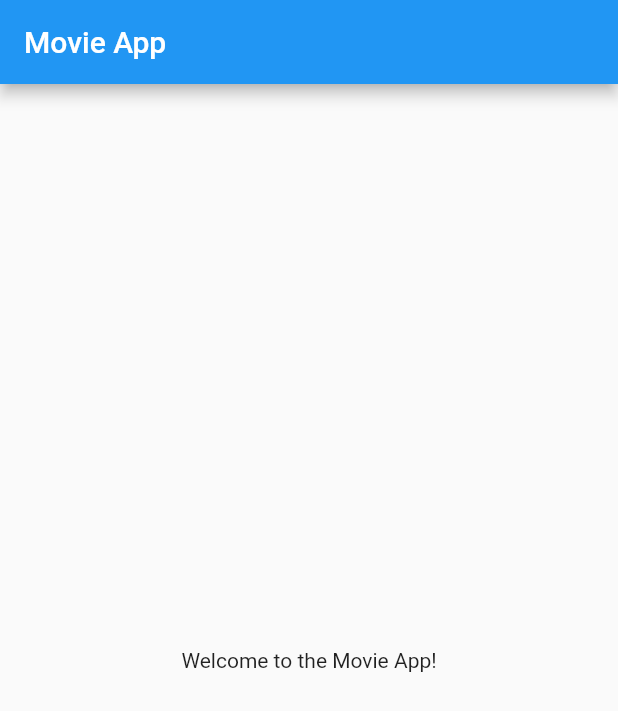
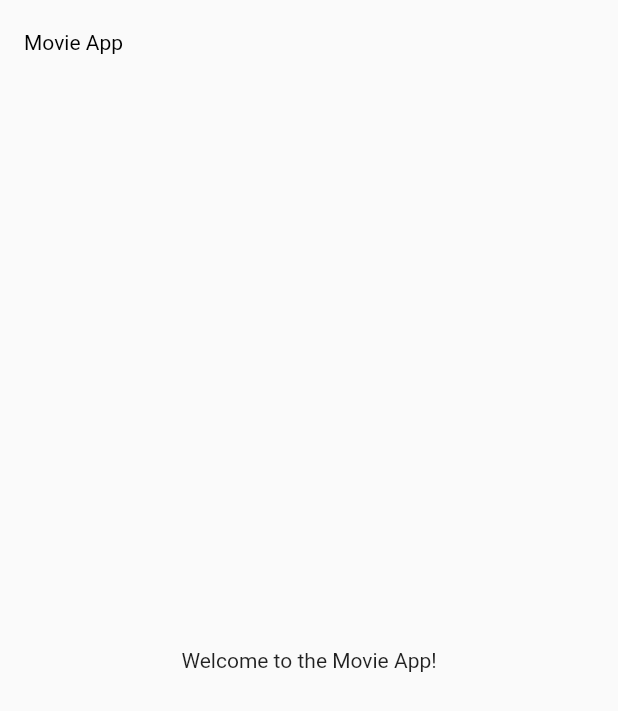
Before and after one commit to balajiprabhu-github/Movie-Master, a Flutter app: the screen it shows after launch, on a phone screen of 412 x 824 dp. Shown: the top 711 px of the screen. Run offline on Flutter 3.47's test engine with Material 2 defaults, Android fonts, the phone set to English and light mode, and no system bars.

Commit message:
app theme setup

```diff
--- a/lib/main.dart
+++ b/lib/main.dart
@@ -1,4 +1,6 @@
 import 'package:flutter/material.dart';
+import 'package:movies/ui/theme/dark_theme.dart';
+import 'package:movies/ui/theme/light_theme.dart';
 import 'ui/screens/splash_screen.dart';
 
 void main() {
@@ -11,8 +13,10 @@ class MyApp extends StatelessWidget {
 
   @override
   Widget build(BuildContext context) {
-    return const MaterialApp(
-      home: SplashScreen(),
+    return MaterialApp(
+      theme: lightTheme,
+      darkTheme: darkTheme,
+      home: const SplashScreen(),
     );
   }
 }
--- /dev/null
+++ b/lib/ui/theme/dark_theme.dart
@@ -0,0 +1,12 @@
+import 'package:flutter/material.dart';
+
+ThemeData darkTheme = ThemeData(
+    brightness: Brightness.dark,
+    appBarTheme: const AppBarTheme(
+        backgroundColor: Colors.transparent,
+        elevation: 0,
+        titleTextStyle: TextStyle(color: Colors.white)),
+    colorScheme: const ColorScheme.dark(
+      primary: Colors.red,
+      secondary: Colors.redAccent,
+    ));
--- /dev/null
+++ b/lib/ui/theme/light_theme.dart
@@ -0,0 +1,12 @@
+import 'package:flutter/material.dart';
+
+ThemeData lightTheme = ThemeData(
+    brightness: Brightness.light,
+    appBarTheme: const AppBarTheme(
+        backgroundColor: Colors.transparent,
+        elevation: 0,
+        titleTextStyle: TextStyle(color: Colors.black)),
+    colorScheme: const ColorScheme.light(
+      primary: Colors.red,
+      secondary: Colors.redAccent,
+    ));
```
